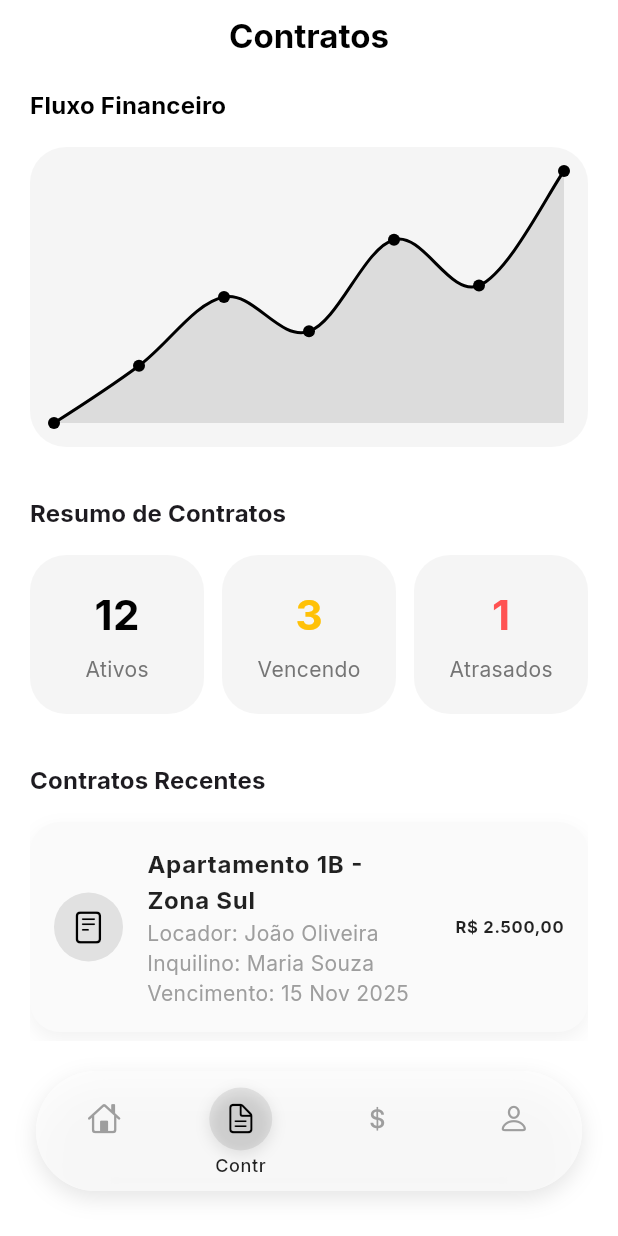
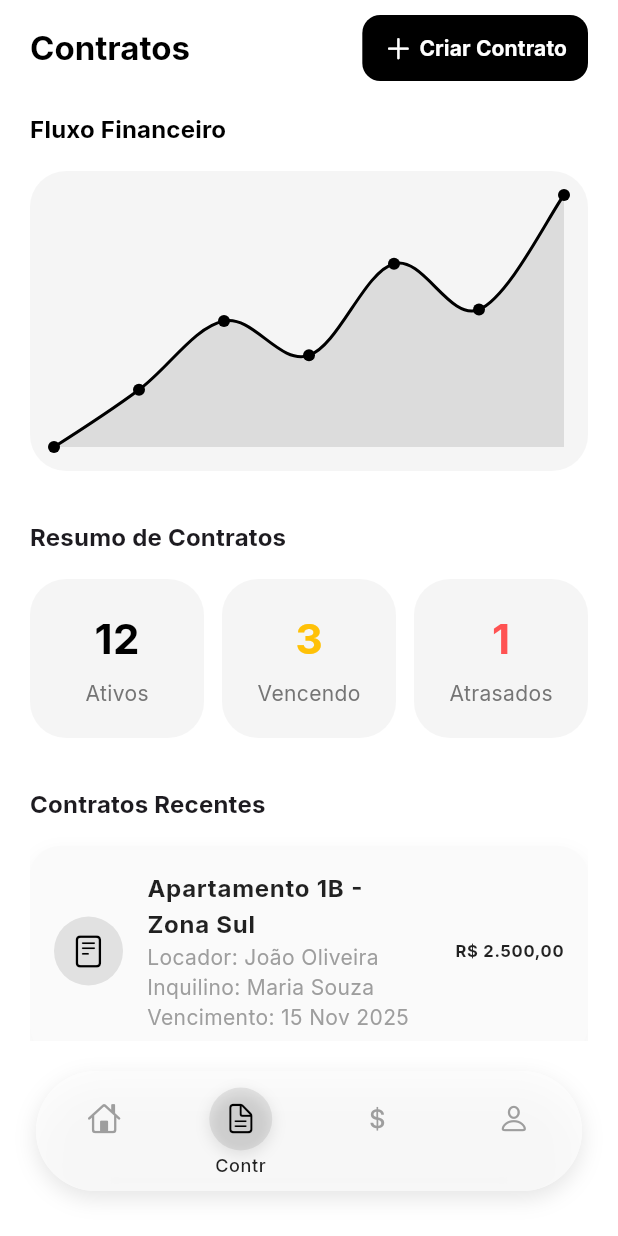
Before and after one commit to TheHugoHypothesis/frontendCorretoraAura, a Flutter app: the HomePage screen opened directly, item 2 of the bottom bar chosen, on a phone screen of 412 x 824 dp. Run offline on Flutter 3.47's test engine with Material 3 defaults, Android fonts, the phone set to English and light mode, and no system bars; drawn by our look-alikes of fl_chart; our stand-ins replace flutter_map, geocoding, google_fonts, image_picker, latlong2, mask_text_input_formatter and 2 more; missing offline and left inert: window_manager.

Commit message:
za warudo tokio tomare

```diff
--- a/lib/main.dart
+++ b/lib/main.dart
@@ -85,7 +85,7 @@ class MyApp extends StatelessWidget {
         ),
         scaffoldBackgroundColor: Colors.white,
       ),
-      home: const ContractRegistrationPage(),
+      home: const HomePage(),
     );
   }
 }
--- a/lib/screens/contrato_page.dart
+++ b/lib/screens/contrato_page.dart
@@ -2,32 +2,66 @@ import 'package:flutter/cupertino.dart';
 import 'package:flutter/material.dart';
 import 'package:fl_chart/fl_chart.dart';
 
-// Mudei o nome para 'ContratoContent' para refletir que é o CONTEÚDO da aba.
+// ⚠️ AJUSTE ESTE CAMINHO CONFORME A ESTRUTURA DO SEU PROJETO
+import 'package:aura_frontend/screens/contract_registration_page.dart';
+
 class ContratoContent extends StatelessWidget {
   const ContratoContent({super.key});
+
+  // Método auxiliar para navegação
+  void _navigateToContractRegistration(BuildContext context) {
+    // Usa Navigator.push para ir para a nova tela com animação iOS (CupertinoPageRoute)
+    Navigator.push(
+      context,
+      CupertinoPageRoute(
+        builder: (context) => const ContractRegistrationPage(),
+      ),
+    );
+  }
 
   @override
   Widget build(BuildContext context) {
     final theme = Theme.of(context);
     final isDark = theme.brightness == Brightness.dark;
-
-    // O Scaffold e o AppBar originais foram removidos daqui.
-    // O AppBar será adicionado ao topo do conteúdo da aba.
+    final primaryColor = theme.primaryColor;
 
     return SafeArea(
       child: Column(
         children: [
-          // APPBARR/HEADER DA ABA DE CONTRATOS (Adicionado novamente como um Padding/Widget)
+          // APPBARR/HEADER DA ABA DE CONTRATOS (Com Botão)
           Padding(
             padding: const EdgeInsets.symmetric(horizontal: 20, vertical: 10),
             child: Row(
-              mainAxisAlignment: MainAxisAlignment.center,
+              mainAxisAlignment: MainAxisAlignment.spaceBetween,
               children: [
                 Text(
                   "Contratos",
                   style: theme.textTheme.titleLarge?.copyWith(
                     fontWeight: FontWeight.bold,
                     color: isDark ? Colors.white : Colors.black,
+                  ),
+                ),
+
+                // BOTÃO "CRIAR CONTRATO"
+                CupertinoButton(
+                  padding:
+                      const EdgeInsets.symmetric(horizontal: 14, vertical: 8),
+                  color: primaryColor,
+                  borderRadius: BorderRadius.circular(12),
+                  onPressed: () => _navigateToContractRegistration(context),
+                  child: Row(
+                    mainAxisSize: MainAxisSize.min,
+                    children: [
+                      const Icon(CupertinoIcons.add, size: 20, color: Colors.white),
+                      const SizedBox(width: 4),
+                      Text(
+                        "Criar Contrato",
+                        style: theme.textTheme.labelLarge?.copyWith(
+                          color: Colors.white,
+                          fontWeight: FontWeight.bold,
+                        ),
+                      ),
+                    ],
                   ),
                 ),
               ],
@@ -64,10 +98,10 @@ class ContratoContent extends StatelessWidget {
                         lineBarsData: [
                           LineChartBarData(
                             isCurved: true,
-                            color: Colors.black,
+                            color: primaryColor,
                             belowBarData: BarAreaData(
                               show: true,
-                              color: Colors.black.withOpacity(0.1),
+                              color: primaryColor.withOpacity(0.1),
                             ),
                             spots: const [
                               FlSpot(0, 2),
@@ -96,7 +130,7 @@ class ContratoContent extends StatelessWidget {
                   const SizedBox(height: 16),
                   Row(
                     children: [
-                      _statusCard(context, "Ativos", "12", Colors.black),
+                      _statusCard(context, "Ativos", "12", primaryColor),
                       const SizedBox(width: 12),
                       _statusCard(context, "Vencendo", "3", Colors.amber),
                       const SizedBox(width: 12),
@@ -124,7 +158,7 @@ class ContratoContent extends StatelessWidget {
                           tenant: "Maria Souza",
                           dueDate: "15 Nov 2025",
                           value: "R\$ 2.500,00",
-                          statusColor: Colors.black),
+                          statusColor: primaryColor),
                     ),
                   ),
                 ],
```
